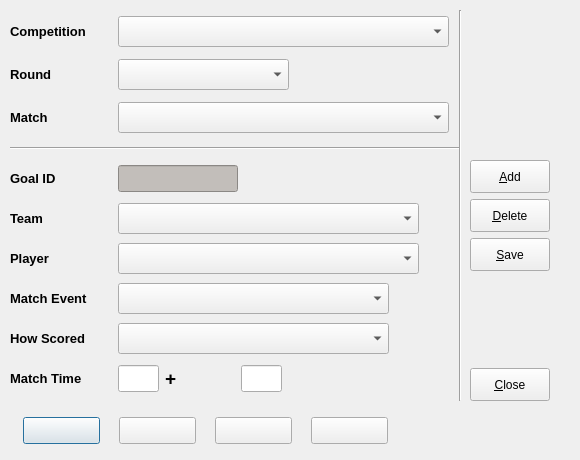
Above: code/pyqt/gui/goal_entry.ui from soccermetrics/marcotti-desktop before the change. Below: the same form after it.
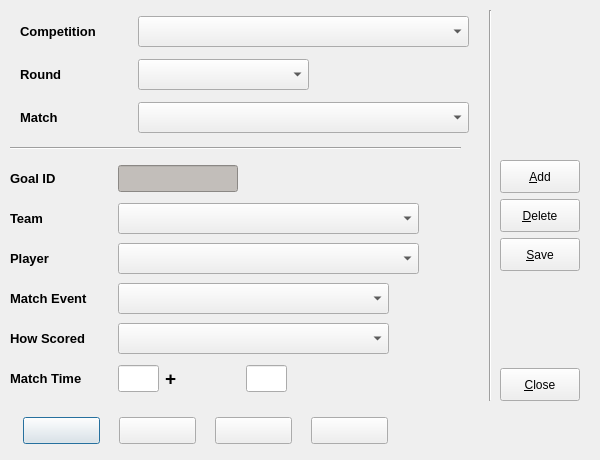
That is the form after the change. Icons and pictures are not drawn.

Commit message: Fixed Goals UI layout

```diff
--- a/code/pyqt/gui/goal_entry.ui
+++ b/code/pyqt/gui/goal_entry.ui
@@ -6,19 +6,19 @@
    <rect>
     <x>0</x>
     <y>0</y>
-    <width>580</width>
+    <width>600</width>
     <height>460</height>
    </rect>
   </property>
   <property name="minimumSize">
    <size>
-    <width>580</width>
+    <width>600</width>
     <height>460</height>
    </size>
   </property>
   <property name="maximumSize">
    <size>
-    <width>580</width>
+    <width>600</width>
     <height>460</height>
    </size>
   </property>
@@ -159,7 +159,7 @@
     <rect>
      <x>10</x>
      <y>10</y>
-     <width>441</width>
+     <width>471</width>
      <height>131</height>
     </rect>
    </property>
@@ -288,7 +288,7 @@
     <rect>
      <x>10</x>
      <y>160</y>
-     <width>441</width>
+     <width>451</width>
      <height>241</height>
     </rect>
    </property>
@@ -615,7 +615,7 @@
   <widget class="QWidget" name="layoutWidget">
    <property name="geometry">
     <rect>
-     <x>470</x>
+     <x>500</x>
      <y>160</y>
      <width>91</width>
      <height>241</height>
@@ -744,7 +744,7 @@
   <widget class="Line" name="line_3">
    <property name="geometry">
     <rect>
-     <x>450</x>
+     <x>480</x>
      <y>10</y>
      <width>20</width>
      <height>391</height>
```
The commit also changes 1 other file.
